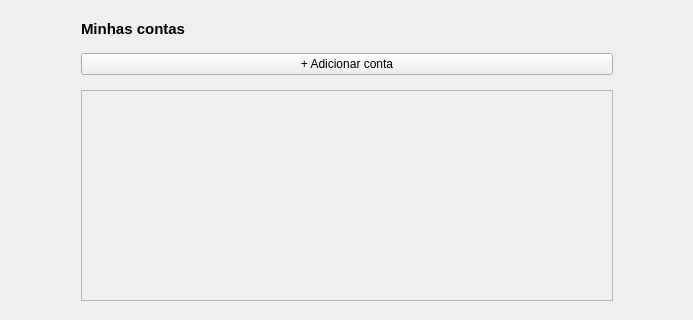
Qt form zapzap/ui/ui_page_account.ui (rafatosta/zapzap) before a commit; both pictures show x 0 to 693 and y 0 to 320 of the 693 by 620 pixel window.
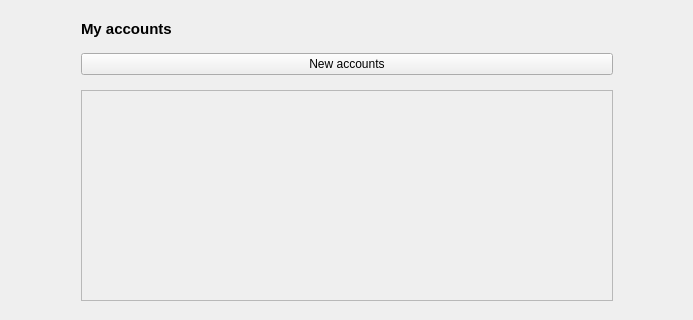
The same form after that commit.

The edit to the form file:
```diff
--- a/zapzap/ui/ui_page_account.ui
+++ b/zapzap/ui/ui_page_account.ui
@@ -56,14 +56,14 @@
            </font>
           </property>
           <property name="text">
-           <string>Minhas contas</string>
+           <string>My accounts</string>
           </property>
          </widget>
         </item>
         <item>
          <widget class="QPushButton" name="btn_new_user">
           <property name="text">
-           <string>+ Adicionar conta</string>
+           <string>New accounts</string>
           </property>
          </widget>
         </item>
```
